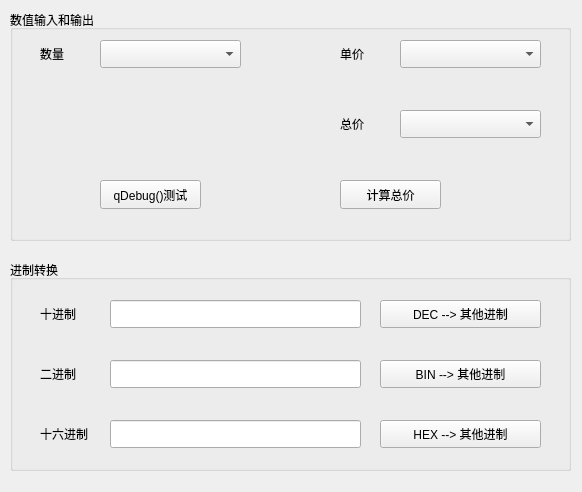
Before: the Qt Designer form chapter4/samp4_5_conversion_qstring_number/ui/widget.ui in Free-Aaron-Li/learning_qt6, drawn with Qt 5.
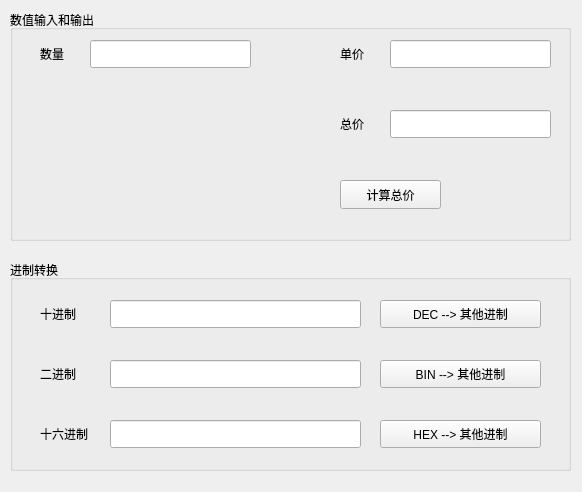
After: the same form once the commit is applied.

The edit to the form file:
```diff
--- a/chapter4/samp4_5_conversion_qstring_number/ui/widget.ui
+++ b/chapter4/samp4_5_conversion_qstring_number/ui/widget.ui
@@ -46,26 +46,6 @@
                     <string>数量</string>
                 </property>
             </widget>
-            <widget class="QComboBox" name="comboBox_amount">
-                <property name="geometry">
-                    <rect>
-                        <x>90</x>
-                        <y>30</y>
-                        <width>141</width>
-                        <height>28</height>
-                    </rect>
-                </property>
-            </widget>
-            <widget class="QComboBox" name="comboBox_unit_price">
-                <property name="geometry">
-                    <rect>
-                        <x>390</x>
-                        <y>30</y>
-                        <width>141</width>
-                        <height>28</height>
-                    </rect>
-                </property>
-            </widget>
             <widget class="QLabel" name="label_unit_price">
                 <property name="geometry">
                     <rect>
@@ -79,16 +59,6 @@
                     <string>单价</string>
                 </property>
             </widget>
-            <widget class="QComboBox" name="comboBox_total_price">
-                <property name="geometry">
-                    <rect>
-                        <x>390</x>
-                        <y>100</y>
-                        <width>141</width>
-                        <height>28</height>
-                    </rect>
-                </property>
-            </widget>
             <widget class="QLabel" name="label_total_price">
                 <property name="geometry">
                     <rect>
@@ -102,19 +72,6 @@
                     <string>总价</string>
                 </property>
             </widget>
-            <widget class="QPushButton" name="pushButton_qdebug_test">
-                <property name="geometry">
-                    <rect>
-                        <x>90</x>
-                        <y>170</y>
-                        <width>101</width>
-                        <height>29</height>
-                    </rect>
-                </property>
-                <property name="text">
-                    <string>qDebug()测试</string>
-                </property>
-            </widget>
             <widget class="QPushButton" name="pushButton_calculate_total_price">
                 <property name="geometry">
                     <rect>
@@ -128,6 +85,36 @@
                     <string>计算总价</string>
                 </property>
             </widget>
+   <widget class="QLineEdit" name="lineEdit_amount">
+    <property name="geometry">
+     <rect>
+      <x>80</x>
+      <y>30</y>
+      <width>161</width>
+      <height>28</height>
+     </rect>
+    </property>
+   </widget>
+   <widget class="QLineEdit" name="lineEdit_unit_price">
+    <property name="geometry">
+     <rect>
+      <x>380</x>
+      <y>30</y>
+      <width>161</width>
+      <height>28</height>
+     </rect>
+    </property>
+   </widget>
+   <widget class="QLineEdit" name="lineEdit_total_price">
+    <property name="geometry">
+     <rect>
+      <x>380</x>
+      <y>100</y>
+      <width>161</width>
+      <height>28</height>
+     </rect>
+    </property>
+   </widget>
         </widget>
         <widget class="QGroupBox" name="groupBox_badecimal_conversion">
             <property name="geometry">
```
Left out of the diff: 8 changed lines with no effect on the pictures. Lines whose indentation alone changed are shown as unchanged.
